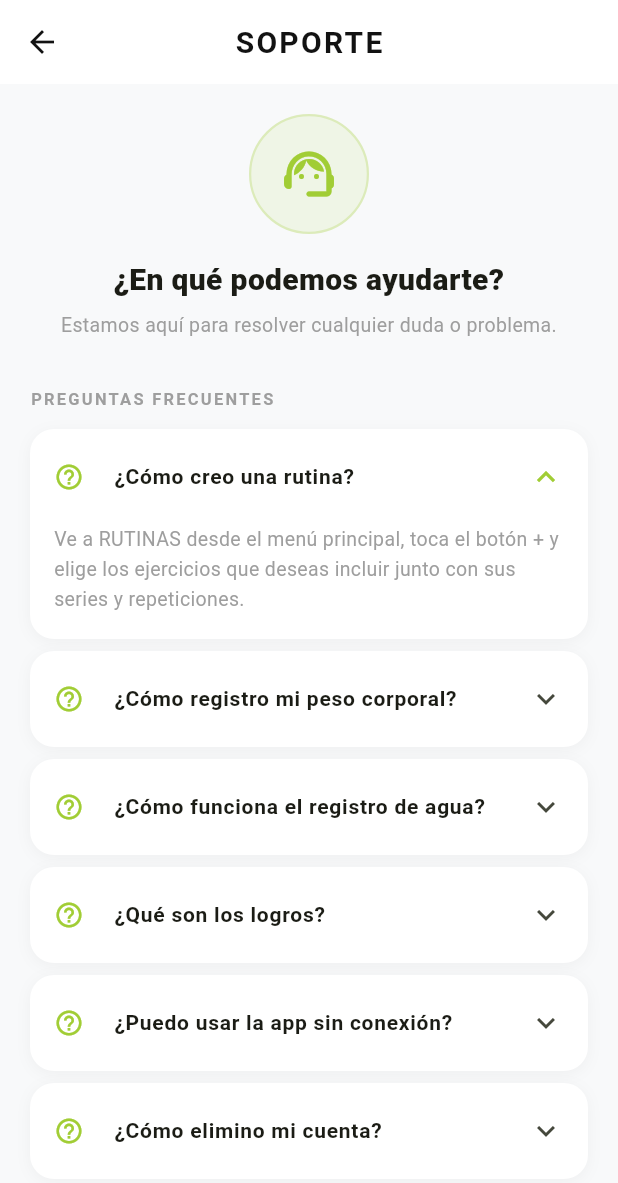
After one commit to Yuri-cmd/fitnessfront, a Flutter app: the SupportScreen screen opened directly, after a tap on "¿Cómo creo una rutina?", on a phone screen of 412 x 824 dp. The commit adds this screen. Shown: the top 1183 px of the screen. Run offline on Flutter 3.47's test engine with Material 3 defaults, Android fonts, the phone set to English and light mode, and no system bars; our stand-ins replace dio, fl_chart, shared_preferences; accounts and stored records are empty.

Commit message:
feat: add login and support screens with animated UI components

```diff
--- a/lib/features/auth/presentation/screens/login_screen.dart
+++ b/lib/features/auth/presentation/screens/login_screen.dart
@@ -5,6 +5,7 @@ import '../../../../core/widgets/neon_button.dart';
 import '../controllers/auth_controller.dart';
 import 'privacy_screen.dart';
 import 'register_screen.dart';
+import 'support_screen.dart';
 
 class LoginScreen extends StatefulWidget {
   const LoginScreen({super.key});
@@ -316,8 +317,10 @@ class _LoginScreenState extends State<LoginScreen>
                                 ),
                               ),
                               const SizedBox(height: 20),
-                              Center(
-                                child: TextButton(
+                              Row(
+                                mainAxisAlignment: MainAxisAlignment.center,
+                                children: [
+                                  TextButton(
                                     onPressed: () => Navigator.push(
                                       context,
                                       MaterialPageRoute(
@@ -325,13 +328,33 @@ class _LoginScreenState extends State<LoginScreen>
                                       ),
                                     ),
                                     child: const Text(
-                                    'Política de Privacidad',
+                                      'Privacidad',
                                       style: TextStyle(
                                         color: AppColors.textBody,
                                         fontSize: 12,
                                       ),
                                     ),
                                   ),
+                                  Text('·',
+                                      style: TextStyle(
+                                          color: AppColors.textBody
+                                              .withValues(alpha: 0.4))),
+                                  TextButton(
+                                    onPressed: () => Navigator.push(
+                                      context,
+                                      MaterialPageRoute(
+                                        builder: (_) => const SupportScreen(),
+                                      ),
+                                    ),
+                                    child: const Text(
+                                      'Soporte',
+                                      style: TextStyle(
+                                        color: AppColors.textBody,
+                                        fontSize: 12,
+                                      ),
+                                    ),
+                                  ),
+                                ],
                               ),
                               const SizedBox(height: 16),
                             ],
--- /dev/null
+++ b/lib/features/auth/presentation/screens/support_screen.dart
@@ -0,0 +1,252 @@
+import 'package:flutter/material.dart';
+import 'package:flutter/services.dart';
+import '../../../../core/theme/app_colors.dart';
+
+class SupportScreen extends StatelessWidget {
+  const SupportScreen({super.key});
+
+  static const _email = 'soporte@powerstack.app';
+
+  @override
+  Widget build(BuildContext context) {
+    return Scaffold(
+      appBar: AppBar(title: const Text('SOPORTE')),
+      body: ListView(
+        padding: const EdgeInsets.all(20),
+        children: [
+          // Hero
+          Center(
+            child: Container(
+              width: 80,
+              height: 80,
+              decoration: BoxDecoration(
+                shape: BoxShape.circle,
+                color: AppColors.primary.withValues(alpha: 0.1),
+                border: Border.all(
+                  color: AppColors.primary.withValues(alpha: 0.25),
+                  width: 1.5,
+                ),
+              ),
+              child: const Icon(
+                Icons.support_agent_rounded,
+                size: 40,
+                color: AppColors.primary,
+              ),
+            ),
+          ),
+          const SizedBox(height: 16),
+          const Text(
+            '¿En qué podemos ayudarte?',
+            textAlign: TextAlign.center,
+            style: TextStyle(fontSize: 20, fontWeight: FontWeight.w900),
+          ),
+          const SizedBox(height: 6),
+          const Text(
+            'Estamos aquí para resolver cualquier duda o problema.',
+            textAlign: TextAlign.center,
+            style: TextStyle(color: Colors.grey, fontSize: 13),
+          ),
+          const SizedBox(height: 32),
+
+          // FAQ
+          const _SectionHeader(title: 'PREGUNTAS FRECUENTES'),
+          const SizedBox(height: 12),
+          const _FaqTile(
+            question: '¿Cómo creo una rutina?',
+            answer:
+                'Ve a RUTINAS desde el menú principal, toca el botón + y elige los ejercicios que deseas incluir junto con sus series y repeticiones.',
+          ),
+          const _FaqTile(
+            question: '¿Cómo registro mi peso corporal?',
+            answer:
+                'Desde el dashboard toca el módulo PESO y luego el botón para agregar un nuevo registro. Se guardará con la fecha actual.',
+          ),
+          const _FaqTile(
+            question: '¿Cómo funciona el registro de agua?',
+            answer:
+                'En la pantalla principal verás la sección HIDRATACIÓN HOY. Toca los botones +200ml, +350ml o +500ml para registrar tu consumo. La meta diaria es 2,000 ml.',
+          ),
+          const _FaqTile(
+            question: '¿Qué son los logros?',
+            answer:
+                'Los logros se otorgan automáticamente al cumplir metas como completar tu primera rutina, mantener una racha de días consecutivos, o alcanzar tu meta diaria de agua.',
+          ),
+          const _FaqTile(
+            question: '¿Puedo usar la app sin conexión?',
+            answer:
+                'Power Stack requiere conexión a internet para sincronizar tus datos con el servidor. Sin conexión no podrás guardar entrenamientos.',
+          ),
+          const _FaqTile(
+            question: '¿Cómo elimino mi cuenta?',
+            answer:
+                'Escríbenos al correo de soporte indicando tu solicitud y eliminaremos tus datos en un plazo de 5 días hábiles.',
+          ),
+          const SizedBox(height: 32),
+
+          // Contacto
+          const _SectionHeader(title: 'CONTACTO DIRECTO'),
+          const SizedBox(height: 12),
+          _ContactCard(
+            icon: Icons.email_outlined,
+            label: 'Correo electrónico',
+            value: _email,
+            onTap: () {
+              Clipboard.setData(const ClipboardData(text: _email));
+              ScaffoldMessenger.of(context).showSnackBar(
+                SnackBar(
+                  content: const Text('Correo copiado al portapapeles'),
+                  behavior: SnackBarBehavior.floating,
+                  shape: RoundedRectangleBorder(
+                      borderRadius: BorderRadius.circular(12)),
+                  margin: const EdgeInsets.all(16),
+                ),
+              );
+            },
+          ),
+          const SizedBox(height: 12),
+          _ContactCard(
+            icon: Icons.schedule_outlined,
+            label: 'Tiempo de respuesta',
+            value: 'Menos de 24 horas hábiles',
+            onTap: null,
+          ),
+          const SizedBox(height: 32),
+
+          // Versión
+          Center(
+            child: Text(
+              'Power Stack v1.0.0',
+              style: TextStyle(fontSize: 11, color: Colors.grey.shade400),
+            ),
+          ),
+          const SizedBox(height: 8),
+        ],
+      ),
+    );
+  }
+}
+
+class _SectionHeader extends StatelessWidget {
+  final String title;
+  const _SectionHeader({required this.title});
+
+  @override
+  Widget build(BuildContext context) {
+    return Text(
+      title,
+      style: const TextStyle(
+        fontSize: 11,
+        fontWeight: FontWeight.bold,
+        color: Colors.grey,
+        letterSpacing: 1.5,
+      ),
+    );
+  }
+}
+
+class _FaqTile extends StatelessWidget {
+  final String question;
+  final String answer;
+  const _FaqTile({required this.question, required this.answer});
+
+  @override
+  Widget build(BuildContext context) {
+    return Container(
+      margin: const EdgeInsets.only(bottom: 8),
+      decoration: BoxDecoration(
+        color: Colors.white,
+        borderRadius: BorderRadius.circular(16),
+        boxShadow: [
+          BoxShadow(
+            color: Colors.black.withValues(alpha: 0.04),
+            blurRadius: 8,
+            offset: const Offset(0, 2),
+          ),
+        ],
+      ),
+      child: ExpansionTile(
+        tilePadding: const EdgeInsets.symmetric(horizontal: 16, vertical: 4),
+        childrenPadding:
+            const EdgeInsets.fromLTRB(16, 0, 16, 16),
+        shape: RoundedRectangleBorder(borderRadius: BorderRadius.circular(16)),
+        collapsedShape:
+            RoundedRectangleBorder(borderRadius: BorderRadius.circular(16)),
+        leading: const Icon(Icons.help_outline, color: AppColors.primary, size: 20),
+        title: Text(
+          question,
+          style: const TextStyle(fontWeight: FontWeight.w600, fontSize: 14),
+        ),
+        children: [
+          Text(
+            answer,
+            style: const TextStyle(color: Colors.grey, fontSize: 13, height: 1.5),
+          ),
+        ],
+      ),
+    );
+  }
+}
+
+class _ContactCard extends StatelessWidget {
+  final IconData icon;
+  final String label;
+  final String value;
+  final VoidCallback? onTap;
+
+  const _ContactCard({
+    required this.icon,
+    required this.label,
+    required this.value,
+    required this.onTap,
+  });
+
+  @override
+  Widget build(BuildContext context) {
+    return GestureDetector(
+      onTap: onTap,
+      child: Container(
+        padding: const EdgeInsets.all(16),
+        decoration: BoxDecoration(
+          color: Colors.white,
+          borderRadius: BorderRadius.circular(16),
+          boxShadow: [
+            BoxShadow(
+              color: Colors.black.withValues(alpha: 0.04),
+              blurRadius: 8,
+              offset: const Offset(0, 2),
+            ),
+          ],
+        ),
+        child: Row(
+          children: [
+            Container(
+              padding: const EdgeInsets.all(10),
+              decoration: BoxDecoration(
+                color: AppColors.primary.withValues(alpha: 0.1),
+                shape: BoxShape.circle,
+              ),
+              child: Icon(icon, color: AppColors.primary, size: 20),
+            ),
+            const SizedBox(width: 14),
+            Expanded(
+              child: Column(
+                crossAxisAlignment: CrossAxisAlignment.start,
+                children: [
+                  Text(label,
+                      style: const TextStyle(
+                          fontSize: 11, color: Colors.grey)),
+                  const SizedBox(height: 2),
+                  Text(value,
+                      style: const TextStyle(
+                          fontWeight: FontWeight.bold, fontSize: 14)),
+                ],
+              ),
+            ),
+            if (onTap != null)
+              const Icon(Icons.copy, size: 16, color: Colors.grey),
+          ],
+        ),
+      ),
+    );
+  }
+}
```
Lines whose indentation alone changed are shown as unchanged.
